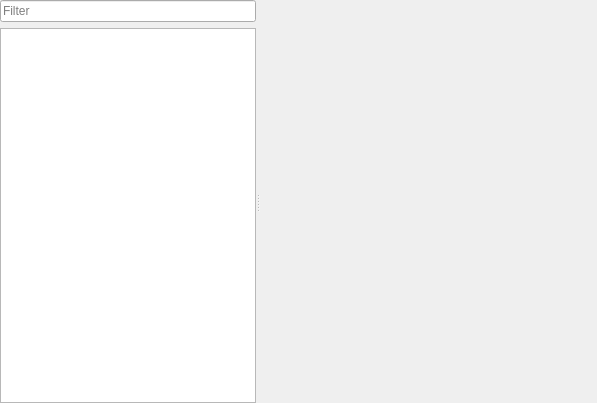
Before: the Qt Designer form zbyrator-src/zbyratoroptions.ui in KTS-Intek/quick-collect, drawn with Qt 5.
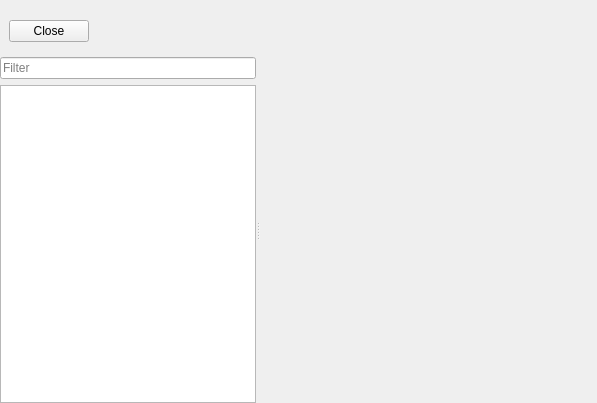
After: the same form once the commit is applied. Icons and pictures are not drawn.

What changed in the file:
```diff
--- a/zbyrator-src/zbyratoroptions.ui
+++ b/zbyrator-src/zbyratoroptions.ui
@@ -18,7 +18,7 @@
     <number>0</number>
    </property>
    <property name="topMargin">
-    <number>0</number>
+    <number>11</number>
    </property>
    <property name="rightMargin">
     <number>0</number>
@@ -26,8 +26,47 @@
    <property name="bottomMargin">
     <number>0</number>
    </property>
+   <item>
+    <widget class="QWidget" name="widget_2" native="true">
+     <layout class="QHBoxLayout" name="horizontalLayout">
+      <item>
+       <widget class="QPushButton" name="pushButton">
+        <property name="text">
+         <string>Close</string>
+        </property>
+        <property name="icon">
+         <iconset resource="../../../Matilda-units/gui/image-and-font/res.qrc">
+          <normaloff>:/katynko/svg/window-close.svg</normaloff>:/katynko/svg/window-close.svg</iconset>
+        </property>
+        <property name="shortcut">
+         <string>Esc</string>
+        </property>
+       </widget>
+      </item>
+      <item>
+       <spacer name="horizontalSpacer">
+        <property name="orientation">
+         <enum>Qt::Horizontal</enum>
+        </property>
+        <property name="sizeHint" stdset="0">
+         <size>
+          <width>490</width>
+          <height>20</height>
+         </size>
+        </property>
+       </spacer>
+      </item>
+     </layout>
+    </widget>
+   </item>
    <item>
     <widget class="QSplitter" name="splitter">
+     <property name="sizePolicy">
+      <sizepolicy hsizetype="Expanding" vsizetype="Expanding">
+       <horstretch>0</horstretch>
+       <verstretch>0</verstretch>
+      </sizepolicy>
+     </property>
      <property name="orientation">
       <enum>Qt::Horizontal</enum>
      </property>
```
Left out of the diff: 4 changed lines with no effect on the pictures.
